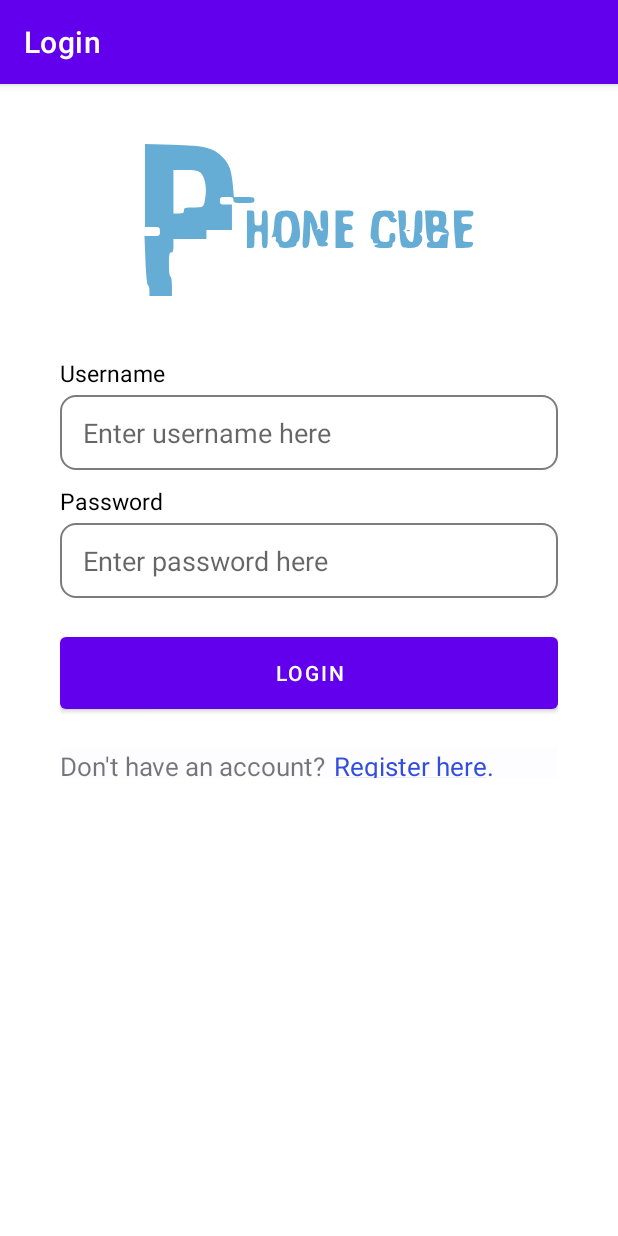
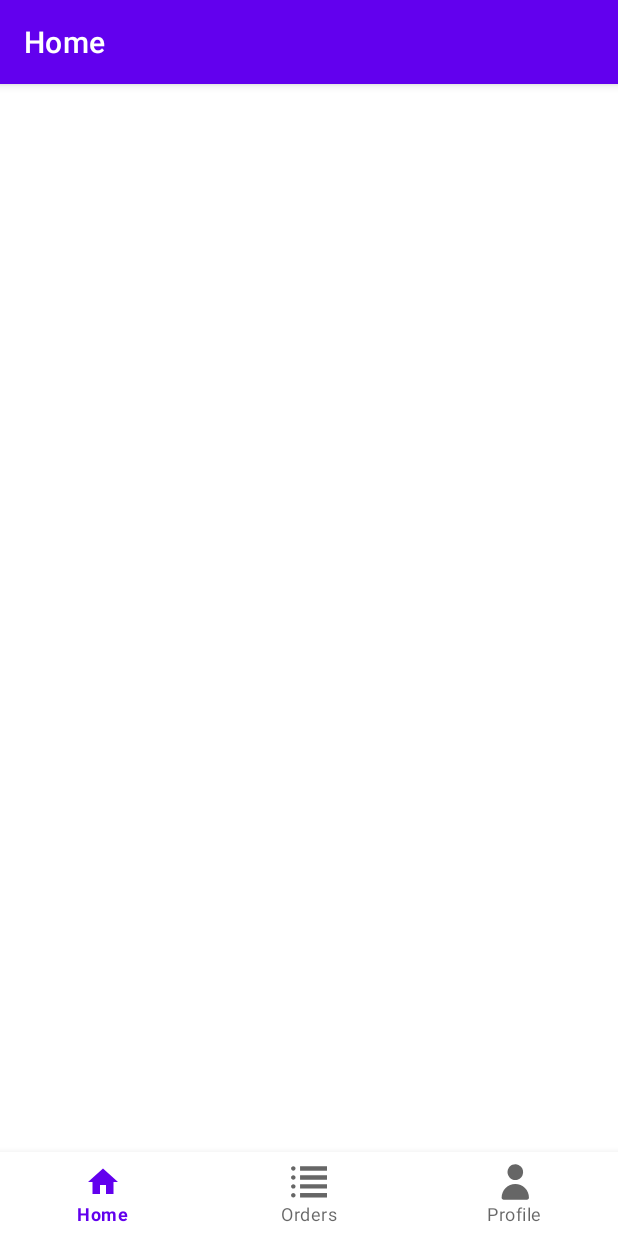
Before and after one commit to jovichenmcintyrecentenial/android_assignment_4, an Android app: the screen it shows after launch (LoginActivity before the commit, BottomNavigationActivity after it), on a phone screen of 412 x 824 dp. Run offline under Robolectric (Android 15) with nearby library versions, the phone set to English and light mode, and no system bars; our stand-ins replace navigation-ui.

Commit message:
Add bottom nav menu

```diff
--- a/app/build.gradle
+++ b/app/build.gradle
@@ -39,6 +39,10 @@ dependencies {
     implementation 'androidx.appcompat:appcompat:1.5.1'
     implementation 'com.google.android.material:material:1.7.0'
     implementation 'androidx.constraintlayout:constraintlayout:2.1.4'
+    implementation 'androidx.lifecycle:lifecycle-livedata-ktx:2.5.1'
+    implementation 'androidx.lifecycle:lifecycle-viewmodel-ktx:2.5.1'
+    implementation 'androidx.navigation:navigation-fragment-ktx:2.5.3'
+    implementation 'androidx.navigation:navigation-ui-ktx:2.5.3'
     testImplementation 'junit:junit:4.13.2'
     androidTestImplementation 'androidx.test.ext:junit:1.1.4'
     androidTestImplementation 'androidx.test.espresso:espresso-core:3.5.0'
--- /dev/null
+++ b/app/src/main/java/com/centennial/jovichenmcintyre_mapd711_assignment4/BottomNavigationActivity.kt
@@ -0,0 +1,32 @@
+package com.centennial.jovichenmcintyre_mapd711_assignment4
+
+import android.os.Bundle
+import com.google.android.material.bottomnavigation.BottomNavigationView
+import androidx.appcompat.app.AppCompatActivity
+import androidx.navigation.findNavController
+import androidx.navigation.ui.AppBarConfiguration
+import androidx.navigation.ui.setupActionBarWithNavController
+import androidx.navigation.ui.setupWithNavController
+
+class BottomNavigationActivity : AppCompatActivity() {
+
+
+    override fun onCreate(savedInstanceState: Bundle?) {
+        super.onCreate(savedInstanceState)
+
+        setContentView(R.layout.activity_bottom_navigation)
+
+        val navView: BottomNavigationView = findViewById(R.id.nav_view)
+
+        val navController = findNavController(R.id.nav_host_fragment_activity_bottom_navigation)
+        // Passing each menu ID as a set of Ids because each
+        // menu should be considered as top level destinations.
+        val appBarConfiguration = AppBarConfiguration(
+            setOf(
+                R.id.navigation_home, R.id.navigation_orders, R.id.navigation_profile
+            )
+        )
+        setupActionBarWithNavController(navController, appBarConfiguration)
+        navView.setupWithNavController(navController)
+    }
+}
--- /dev/null
+++ b/app/src/main/java/com/centennial/jovichenmcintyre_mapd711_assignment4/ui/home/HomeFragment.kt
@@ -0,0 +1,26 @@
+package com.centennial.jovichenmcintyre_mapd711_assignment4.ui.home
+
+import android.os.Bundle
+import android.view.LayoutInflater
+import android.view.View
+import android.view.ViewGroup
+import android.widget.TextView
+import androidx.fragment.app.Fragment
+import androidx.lifecycle.ViewModelProvider
+import com.centennial.jovichenmcintyre_mapd711_assignment4.R
+
+class HomeFragment : Fragment() {
+
+
+    override fun onCreateView(
+        inflater: LayoutInflater,
+        container: ViewGroup?,
+        savedInstanceState: Bundle?
+    ): View {
+        val homeViewModel =
+            ViewModelProvider(this).get(HomeViewModel::class.java)
+        return inflater.inflate(R.layout.fragment_home, container, false)
+    }
+
+
+}
--- /dev/null
+++ b/app/src/main/java/com/centennial/jovichenmcintyre_mapd711_assignment4/ui/home/HomeViewModel.kt
@@ -0,0 +1,13 @@
+package com.centennial.jovichenmcintyre_mapd711_assignment4.ui.home
+
+import androidx.lifecycle.LiveData
+import androidx.lifecycle.MutableLiveData
+import androidx.lifecycle.ViewModel
+
+class HomeViewModel : ViewModel() {
+
+    private val _text = MutableLiveData<String>().apply {
+        value = "This is home Fragment"
+    }
+    val text: LiveData<String> = _text
+}
--- /dev/null
+++ b/app/src/main/res/drawable/ic_dashboard_black_24dp.xml
@@ -0,0 +1,9 @@
+<vector xmlns:android="http://schemas.android.com/apk/res/android"
+    android:width="67dp"
+    android:height="60dp"
+    android:viewportWidth="67"
+    android:viewportHeight="60">
+  <path
+      android:pathData="M4.309,0.628C1.969,0.628 0.13,2.467 0.13,4.808C0.13,7.148 1.969,8.987 4.309,8.987C6.65,8.987 8.488,7.148 8.488,4.808C8.488,2.467 6.65,0.628 4.309,0.628ZM16.847,0.628V8.987H66.997V0.628H16.847ZM4.309,17.345C1.969,17.345 0.13,19.184 0.13,21.524C0.13,23.865 1.969,25.704 4.309,25.704C6.65,25.704 8.488,23.865 8.488,21.524C8.488,19.184 6.65,17.345 4.309,17.345ZM16.847,17.345V25.704H66.997V17.345H16.847ZM4.309,34.062C1.969,34.062 0.13,35.901 0.13,38.241C0.13,40.581 1.969,42.42 4.309,42.42C6.65,42.42 8.488,40.581 8.488,38.241C8.488,35.901 6.65,34.062 4.309,34.062ZM16.847,34.062V42.42H66.997V34.062H16.847ZM4.309,50.778C1.969,50.778 0.13,52.617 0.13,54.958C0.13,57.298 1.969,59.137 4.309,59.137C6.65,59.137 8.488,57.298 8.488,54.958C8.488,52.617 6.65,50.778 4.309,50.778ZM16.847,50.778V59.137H66.997V50.778H16.847Z"
+      android:fillColor="#000000"/>
+</vector>
--- /dev/null
+++ b/app/src/main/res/drawable/ic_home_black_24dp.xml
@@ -0,0 +1,9 @@
+<vector xmlns:android="http://schemas.android.com/apk/res/android"
+    android:width="24dp"
+    android:height="24dp"
+    android:viewportWidth="24.0"
+    android:viewportHeight="24.0">
+    <path
+        android:fillColor="#FF000000"
+        android:pathData="M10,20v-6h4v6h5v-8h3L12,3 2,12h3v8z" />
+</vector>
--- /dev/null
+++ b/app/src/main/res/drawable/ic_notifications_black_24dp.xml
@@ -0,0 +1,12 @@
+<vector xmlns:android="http://schemas.android.com/apk/res/android"
+    android:width="40dp"
+    android:height="51dp"
+    android:viewportWidth="40"
+    android:viewportHeight="51">
+  <path
+      android:pathData="M20.433,22.647C22.638,22.647 24.792,21.994 26.625,20.769C28.458,19.545 29.886,17.804 30.729,15.768C31.573,13.731 31.794,11.49 31.364,9.329C30.934,7.167 29.872,5.181 28.314,3.622C26.755,2.064 24.769,1.002 22.608,0.572C20.446,0.142 18.205,0.363 16.169,1.207C14.132,2.05 12.392,3.479 11.167,5.311C9.943,7.144 9.289,9.299 9.289,11.503C9.289,14.458 10.463,17.293 12.553,19.383C14.643,21.473 17.478,22.647 20.433,22.647Z"
+      android:fillColor="#231F20"/>
+  <path
+      android:pathData="M37.15,50.508C37.889,50.508 38.598,50.215 39.12,49.692C39.643,49.17 39.936,48.461 39.936,47.722C39.936,42.55 37.881,37.589 34.224,33.932C30.566,30.274 25.606,28.219 20.433,28.219C15.261,28.219 10.3,30.274 6.643,33.932C2.985,37.589 0.931,42.55 0.931,47.722C0.931,48.461 1.224,49.17 1.747,49.692C2.269,50.215 2.978,50.508 3.717,50.508H37.15Z"
+      android:fillColor="#231F20"/>
+</vector>
--- /dev/null
+++ b/app/src/main/res/layout/activity_bottom_navigation.xml
@@ -0,0 +1,33 @@
+<?xml version="1.0" encoding="utf-8"?>
+<androidx.constraintlayout.widget.ConstraintLayout xmlns:android="http://schemas.android.com/apk/res/android"
+    xmlns:app="http://schemas.android.com/apk/res-auto"
+    android:id="@+id/container"
+    android:layout_width="match_parent"
+    android:layout_height="match_parent"
+    android:paddingTop="?attr/actionBarSize">
+
+    <com.google.android.material.bottomnavigation.BottomNavigationView
+        android:id="@+id/nav_view"
+        android:layout_width="0dp"
+        android:layout_height="wrap_content"
+        android:layout_marginStart="0dp"
+        android:layout_marginEnd="0dp"
+        android:background="?android:attr/windowBackground"
+        app:layout_constraintBottom_toBottomOf="parent"
+        app:layout_constraintLeft_toLeftOf="parent"
+        app:layout_constraintRight_toRightOf="parent"
+        app:menu="@menu/bottom_nav_menu" />
+
+    <fragment
+        android:id="@+id/nav_host_fragment_activity_bottom_navigation"
+        android:name="androidx.navigation.fragment.NavHostFragment"
+        android:layout_width="match_parent"
+        android:layout_height="match_parent"
+        app:defaultNavHost="true"
+        app:layout_constraintBottom_toTopOf="@id/nav_view"
+        app:layout_constraintLeft_toLeftOf="parent"
+        app:layout_constraintRight_toRightOf="parent"
+        app:layout_constraintTop_toTopOf="parent"
+        app:navGraph="@navigation/mobile_navigation" />
+
+</androidx.constraintlayout.widget.ConstraintLayout>
--- /dev/null
+++ b/app/src/main/res/layout/fragment_home.xml
@@ -0,0 +1,22 @@
+<?xml version="1.0" encoding="utf-8"?>
+<androidx.constraintlayout.widget.ConstraintLayout xmlns:android="http://schemas.android.com/apk/res/android"
+    xmlns:app="http://schemas.android.com/apk/res-auto"
+    xmlns:tools="http://schemas.android.com/tools"
+    android:layout_width="match_parent"
+    android:layout_height="match_parent"
+    tools:context=".ui.home.HomeFragment">
+
+    <TextView
+        android:id="@+id/text_home"
+        android:layout_width="match_parent"
+        android:layout_height="wrap_content"
+        android:layout_marginStart="8dp"
+        android:layout_marginTop="8dp"
+        android:layout_marginEnd="8dp"
+        android:textAlignment="center"
+        android:textSize="20sp"
+        app:layout_constraintBottom_toBottomOf="parent"
+        app:layout_constraintEnd_toEndOf="parent"
+        app:layout_constraintStart_toStartOf="parent"
+        app:layout_constraintTop_toTopOf="parent" />
+</androidx.constraintlayout.widget.ConstraintLayout>
--- /dev/null
+++ b/app/src/main/res/menu/bottom_nav_menu.xml
@@ -0,0 +1,19 @@
+<?xml version="1.0" encoding="utf-8"?>
+<menu xmlns:android="http://schemas.android.com/apk/res/android">
+
+    <item
+        android:id="@+id/navigation_home"
+        android:icon="@drawable/ic_home_black_24dp"
+        android:title="@string/title_home" />
+
+    <item
+        android:id="@+id/navigation_orders"
+        android:icon="@drawable/ic_dashboard_black_24dp"
+        android:title="@string/title_dashboard" />
+
+    <item
+        android:id="@+id/navigation_profile"
+        android:icon="@drawable/ic_notifications_black_24dp"
+        android:title="@string/title_notifications" />
+
+</menu>
--- /dev/null
+++ b/app/src/main/res/navigation/mobile_navigation.xml
@@ -0,0 +1,25 @@
+<?xml version="1.0" encoding="utf-8"?>
+<navigation xmlns:android="http://schemas.android.com/apk/res/android"
+    xmlns:app="http://schemas.android.com/apk/res-auto"
+    xmlns:tools="http://schemas.android.com/tools"
+    android:id="@+id/mobile_navigation"
+    app:startDestination="@+id/navigation_home">
+
+    <fragment
+        android:id="@+id/navigation_home"
+        android:name="com.centennial.jovichenmcintyre_mapd711_assignment4.ui.home.HomeFragment"
+        android:label="@string/title_home"
+        tools:layout="@layout/fragment_home" />
+
+    <fragment
+        android:id="@+id/navigation_orders"
+        android:name="com.centennial.jovichenmcintyre_mapd711_assignment4.ui.orders.OrdersFragment"
+        android:label="@string/title_dashboard"
+        tools:layout="@layout/fragment_dashboard" />
+
+    <fragment
+        android:id="@+id/navigation_profile"
+        android:name="com.centennial.jovichenmcintyre_mapd711_assignment4.ui.profile.ProfileFragment"
+        android:label="@string/title_notifications"
+        tools:layout="@layout/fragment_notifications" />
+</navigation>
--- a/app/src/main/res/values/dimens.xml
+++ b/app/src/main/res/values/dimens.xml
@@ -1,4 +1,7 @@
 <?xml version="1.0" encoding="utf-8"?>
 <resources>
     <dimen name="page_margin">40dp</dimen>
+    <!-- Default screen margins, per the Android Design guidelines. -->
+    <dimen name="activity_horizontal_margin">16dp</dimen>
+    <dimen name="activity_vertical_margin">16dp</dimen>
 </resources>
--- a/app/src/main/res/values/strings.xml
+++ b/app/src/main/res/values/strings.xml
@@ -35,4 +35,8 @@
     <string name="_128_gb">128 GB</string>
     <string name="_256_gb">256 GB</string>
     <string name="_512_gb">512 GB</string>
+    <string name="title_activity_bottom_navigation">BottomNavigationActivity</string>
+    <string name="title_home">Home</string>
+    <string name="title_dashboard">Orders</string>
+    <string name="title_notifications">Profile</string>
 </resources>
```
Also changed, not shown: app/src/main/AndroidManifest.xml (+15 -7 lines), app/src/main/java/com/centennial/jovichenmcintyre_mapd711_assignment4/ui/orders/OrdersFragment.kt (added, +30 -0 lines), app/src/main/java/com/centennial/jovichenmcintyre_mapd711_assignment4/ui/orders/OrdersViewModel.kt (added, +13 -0 lines), app/src/main/java/com/centennial/jovichenmcintyre_mapd711_assignment4/ui/profile/ProfileFragment.kt (added, +24 -0 lines), app/src/main/java/com/centennial/jovichenmcintyre_mapd711_assignment4/ui/profile/ProfileViewModel.kt (added, +13 -0 lines), app/src/main/res/layout/fragment_dashboard.xml (added, +22 -0 lines), app/src/main/res/layout/fragment_notifications.xml (added, +23 -0 lines).
